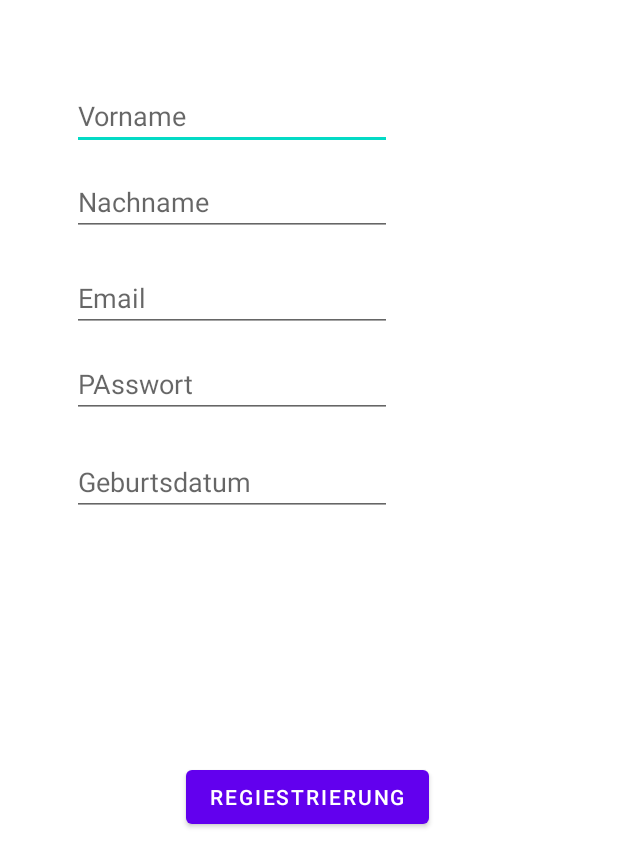
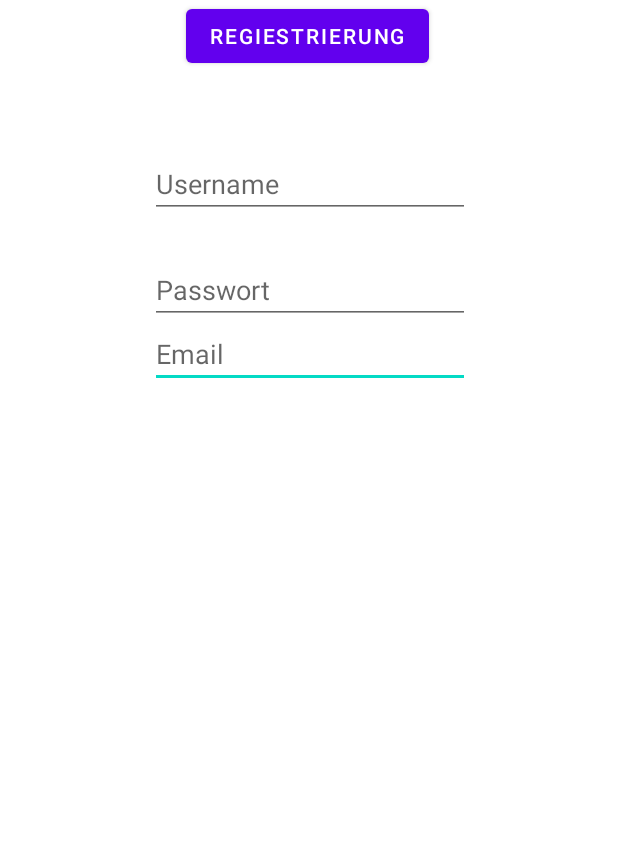
Before and after one commit to oliverbra/Projekt1_HCI_TeamCMTO, an Android app: the layout activity_regiestrierung.xml on its own in the app's theme, with its tools: preview values and no code run, on a phone screen of 412 x 824 dp. Shown: the top 867 px of the screen. Run offline under Robolectric (Android 15) with nearby library versions, the phone set to English and light mode, and no system bars.

Commit message:
user registration fixed

```diff
--- a/Projekt 2/HCT_Project_2_Backend/src/main/java/com/thkoeln/hct/backend/domain/repository/UserRepository.java
+++ b/Projekt 2/HCT_Project_2_Backend/src/main/java/com/thkoeln/hct/backend/domain/repository/UserRepository.java
@@ -9,4 +9,5 @@ public interface UserRepository extends JpaRepository<User, Integer> {
     User findUserById(Integer id);
     User findByEmail(String email);
     User findByEmailAndPassword(String email, String password);
+    User findByuserName(String userName);
 }
--- a/Projekt 2/HCT_Project_2_Frontend/app/src/main/AndroidManifest.xml
+++ b/Projekt 2/HCT_Project_2_Frontend/app/src/main/AndroidManifest.xml
@@ -16,6 +16,7 @@
         <activity android:name=".activities.activity_review"></activity>
         <activity android:name=".activities.activity_createGS"></activity>
         <activity android:name=".activities.activity_editGS"></activity>
+        <activity android:name=".activities.activity_regiestrierung"></activity>
         <activity android:name=".MainActivity"></activity>
         <activity
             android:name=".activities.activity_logIn"
--- a/Projekt 2/HCT_Project_2_Frontend/app/src/main/res/layout/activity_regiestrierung.xml
+++ b/Projekt 2/HCT_Project_2_Frontend/app/src/main/res/layout/activity_regiestrierung.xml
@@ -12,77 +12,50 @@
         android:layout_height="wrap_content"
         android:layout_marginStart="124dp"
         android:layout_marginLeft="124dp"
-        android:layout_marginTop="163dp"
         android:onClick="checkInfo"
         android:text="Regiestrierung"
         app:layout_constraintStart_toStartOf="parent"
-        app:layout_constraintTop_toBottomOf="@+id/regiestrierung_geburstag_editTextDate" />
-
-    <EditText
-        android:id="@+id/regiestrierung_Vorname_editTextTextPersonName"
-        android:layout_width="wrap_content"
-        android:layout_height="40dp"
-        android:layout_marginStart="48dp"
-        android:layout_marginLeft="48dp"
-        android:layout_marginTop="60dp"
-        android:ems="10"
-        android:hint="Vorname"
-        android:inputType="textPersonName"
-        app:layout_constraintStart_toStartOf="parent"
-        app:layout_constraintTop_toTopOf="parent" />
+        tools:layout_editor_absoluteY="507dp" />
 
     <EditText
         android:id="@+id/regiestrierung_email_editTextTextEmailAddress"
         android:layout_width="wrap_content"
         android:layout_height="wrap_content"
-        android:layout_marginStart="48dp"
-        android:layout_marginLeft="48dp"
-        android:layout_marginTop="76dp"
+        android:layout_marginStart="100dp"
+        android:layout_marginLeft="100dp"
+        android:layout_marginTop="68dp"
         android:editable="true"
         android:ems="10"
         android:hint="Email"
         android:inputType="textEmailAddress"
         app:layout_constraintStart_toStartOf="parent"
-        app:layout_constraintTop_toBottomOf="@+id/regiestrierung_Vorname_editTextTextPersonName" />
-
-    <EditText
-        android:id="@+id/regiestrierung_geburstag_editTextDate"
-        android:layout_width="wrap_content"
-        android:layout_height="wrap_content"
-        android:layout_marginStart="48dp"
-        android:layout_marginLeft="48dp"
-        android:layout_marginTop="20dp"
-        android:editable="true"
-        android:ems="10"
-        android:hint="Geburtsdatum"
-        android:inputType="date"
-        app:layout_constraintStart_toStartOf="parent"
-        app:layout_constraintTop_toBottomOf="@+id/regiestrierung_passwort_editTextTextPassword" />
+        app:layout_constraintTop_toBottomOf="@+id/regiestrierung_Vorname_editTextTextPersonUsername" />
 
     <EditText
         android:id="@+id/regiestrierung_passwort_editTextTextPassword"
         android:layout_width="wrap_content"
         android:layout_height="wrap_content"
-        android:layout_marginStart="48dp"
-        android:layout_marginLeft="48dp"
-        android:layout_marginTop="12dp"
+        android:layout_marginStart="100dp"
+        android:layout_marginLeft="100dp"
         android:editable="true"
         android:ems="10"
-        android:hint="PAsswort"
+        android:hint="Passwort"
         android:inputType="textPassword"
+        app:layout_constraintBottom_toTopOf="@+id/regiestrierung_abschließen_button"
         app:layout_constraintStart_toStartOf="parent"
-        app:layout_constraintTop_toBottomOf="@+id/regiestrierung_email_editTextTextEmailAddress" />
+        app:layout_constraintTop_toBottomOf="@+id/regiestrierung_email_editTextTextEmailAddress"
+        app:layout_constraintVertical_bias="0.289" />
 
     <EditText
-        android:id="@+id/regiestrierung_Vorname_editTextTextPersonNachname"
+        android:id="@+id/regiestrierung_Vorname_editTextTextPersonUsername"
         android:layout_width="wrap_content"
         android:layout_height="wrap_content"
-        android:layout_marginStart="48dp"
-        android:layout_marginLeft="48dp"
-        android:layout_marginTop="12dp"
+        android:layout_marginStart="100dp"
+        android:layout_marginLeft="100dp"
+        android:layout_marginTop="100dp"
         android:ems="10"
-        android:hint="Nachname"
+        android:hint="Username"
         android:inputType="textPersonName"
         app:layout_constraintStart_toStartOf="parent"
-        app:layout_constraintTop_toBottomOf="@+id/regiestrierung_Vorname_editTextTextPersonName" />
+        app:layout_constraintTop_toTopOf="parent" />
 </androidx.constraintlayout.widget.ConstraintLayout>
```
Also changed, not shown: Projekt 2/HCT_Project_2_Backend/src/main/java/com/thkoeln/hct/backend/application/service/UserService.java (+5 -4 lines), Projekt 2/HCT_Project_2_Frontend/app/src/main/java/com/example/resrclient/activities/activity_regiestrierung.java (+11 -15 lines), Projekt 2/HCT_Project_2_Frontend/app/src/main/java/com/example/resrclient/asyncTasks/RegiesterTask.java (+14 -6 lines), 2 other files.
